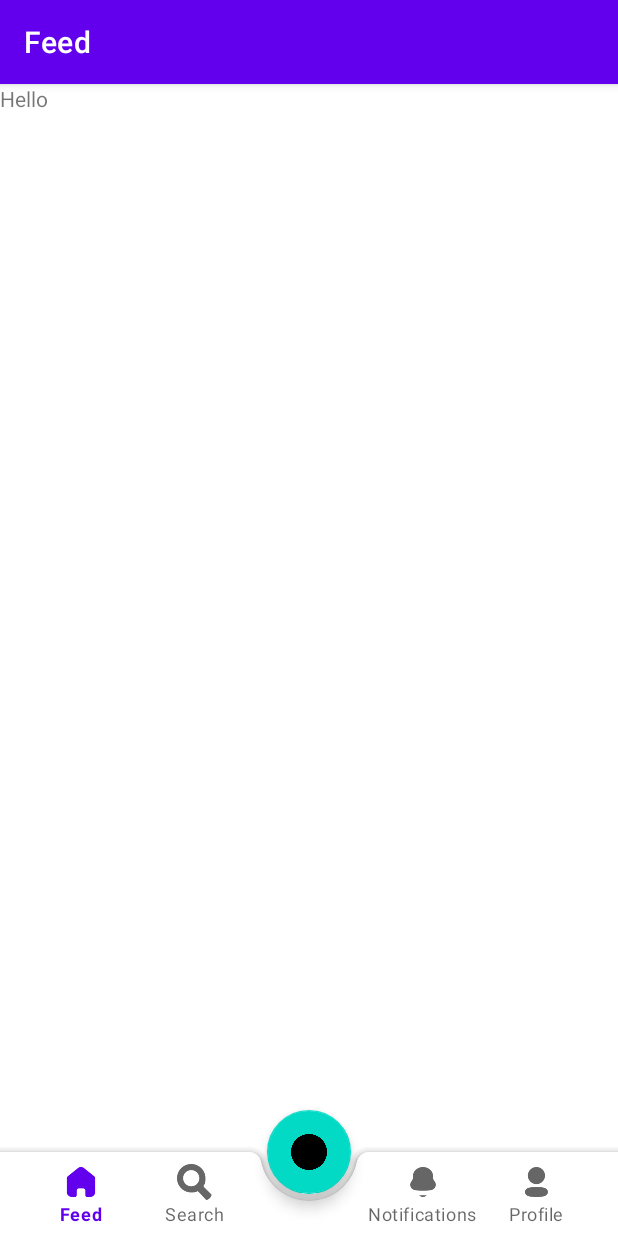
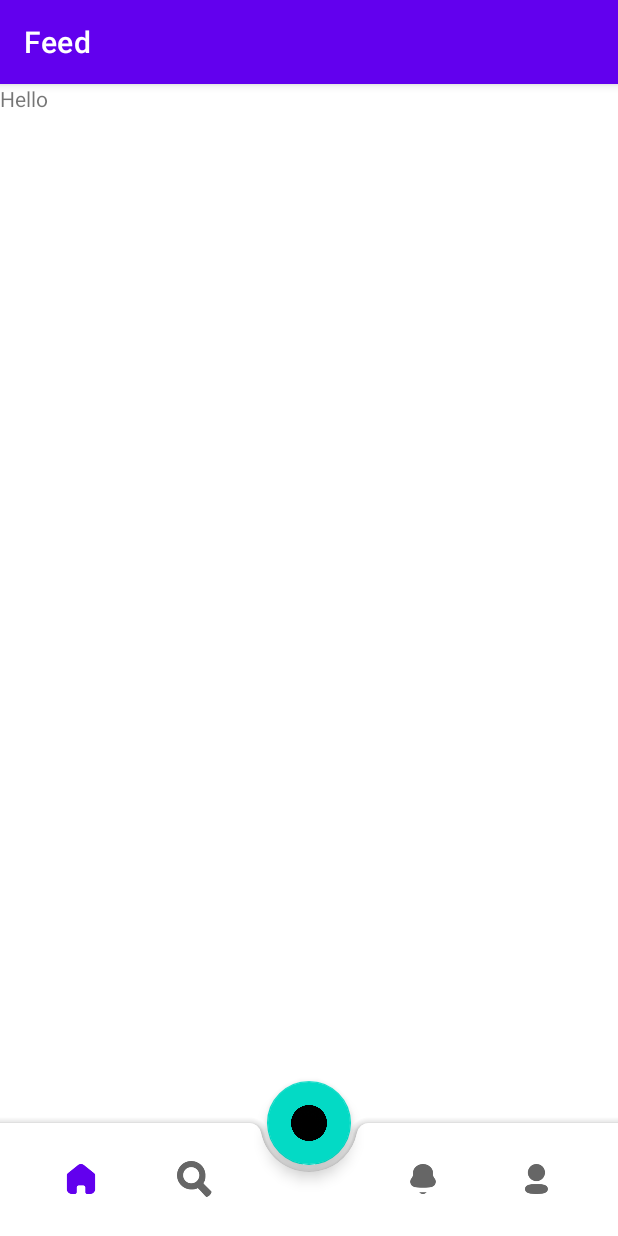
Before and after one commit to snuhcs-course/swpp-2023-project-team-1, an Android app: the screen it shows after launch (MainActivity), on a phone screen of 412 x 824 dp. Run offline under Robolectric (Android 15) with nearby library versions, the phone set to English and light mode, and no system bars; our stand-ins replace navigation-ui.

Commit message:
[feat] hid labels of navigation bar

```diff
--- a/app/src/main/res/layout/activity_main.xml
+++ b/app/src/main/res/layout/activity_main.xml
@@ -24,10 +24,10 @@
         <com.google.android.material.bottomnavigation.BottomNavigationView
             android:id="@+id/bottom_navigation_view"
             android:layout_width="match_parent"
-            android:layout_height="match_parent"
+            android:layout_height="@dimen/nav_bar_height"
             android:layout_marginEnd="16dp"
             app:elevation="0dp"
-            app:labelVisibilityMode="labeled"
+            app:labelVisibilityMode="unlabeled"
             android:background="@android:color/transparent"
             app:menu="@menu/bottom_nav_menu"  />
 
--- a/app/src/main/res/values/dimens.xml
+++ b/app/src/main/res/values/dimens.xml
@@ -3,4 +3,5 @@
     <dimen name="activity_horizontal_margin">16dp</dimen>
     <dimen name="activity_vertical_margin">16dp</dimen>
 
+    <dimen name="nav_bar_height">75dp</dimen>
 </resources>
```
